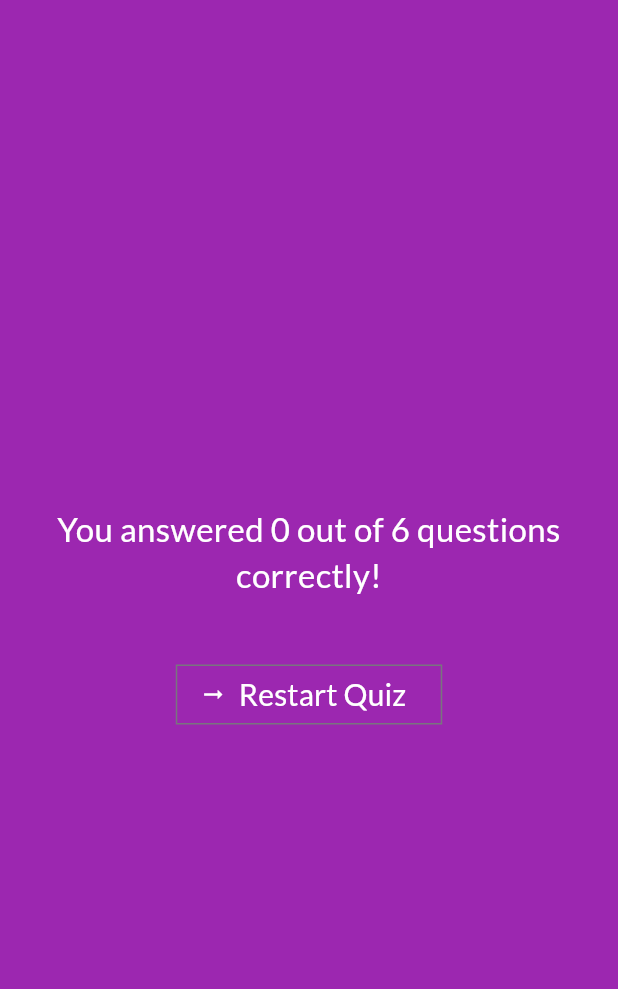
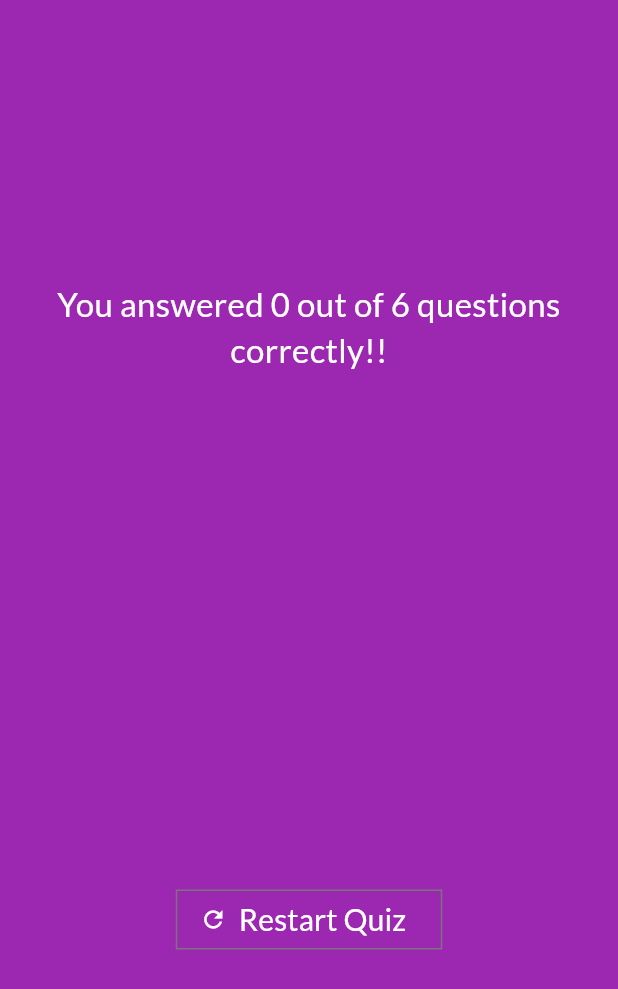
Before and after one commit to sckhoo/adv_basics, a Flutter app: the ResultScreen widget shown alone on an empty page, opened directly with empty values, on a phone screen of 412 x 824 dp. Shown: the top 989 px of the screen. Run offline on Flutter 3.47's test engine with Material 3 defaults, Android fonts, the phone set to English and light mode, and no system bars; our stand-ins replace google_fonts.

Commit message:
section 3 completed

```diff
--- a/lib/result_screen.dart
+++ b/lib/result_screen.dart
@@ -2,13 +2,19 @@ import 'package:flutter/material.dart';
 import 'package:google_fonts/google_fonts.dart';
 import 'package:adv_basics/data/questions.dart';
 import 'package:adv_basics/questions_summary.dart';
+//import 'package:adv_basics/quiz.dart';
 
 //import 'package:adv_basics/start_screen.dart';
 
 class ResultScreen extends StatelessWidget {
-  ResultScreen({required this.chosenAnswers, super.key});
+  ResultScreen({
+    required this.chosenAnswers,
+    required this.onRestart,
+    super.key,
+  });
 
   final List<String> chosenAnswers;
+  final void Function() onRestart;
 
   List<Map<String, Object>> getSummaryData() {
     final List<Map<String, Object>> summary = [];
@@ -41,7 +47,7 @@ class ResultScreen extends StatelessWidget {
           crossAxisAlignment: CrossAxisAlignment.center,
           children: [
             Text(
-              'You answered $numCorrectAnswers out of $totalQuestions questions correctly!',
+              'You answered $numCorrectAnswers out of $totalQuestions questions correctly!!',
               style: GoogleFonts.lato(fontSize: 22, color: Colors.white),
               textAlign: TextAlign.center,
             ),
@@ -49,16 +55,14 @@ class ResultScreen extends StatelessWidget {
             QuestionsSummary(getSummaryData()),
             const SizedBox(height: 20),
             OutlinedButton.icon(
-              onPressed: () {
-                // Restart the quiz or navigate back to start screen
-              },
+              onPressed: onRestart,
               style: OutlinedButton.styleFrom(
                 shape: RoundedRectangleBorder(
                   borderRadius: BorderRadius
                       .zero, // Set border radius to zero for a rectangular shape
                 ),
               ),
-              icon: const Icon(Icons.arrow_right_alt, color: Colors.white),
+              icon: const Icon(Icons.refresh, color: Colors.white),
               label: Text(
                 'Restart Quiz',
                 style: GoogleFonts.lato(fontSize: 20, color: Colors.white),
```
Also changed, not shown: lib/questions_summary.dart (+48 -6 lines), lib/quiz.dart (+13 -1 lines).
